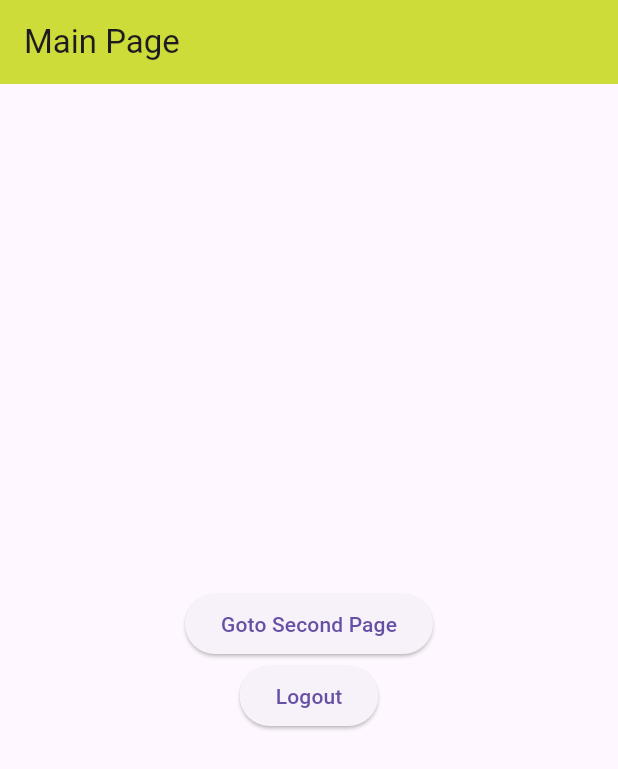
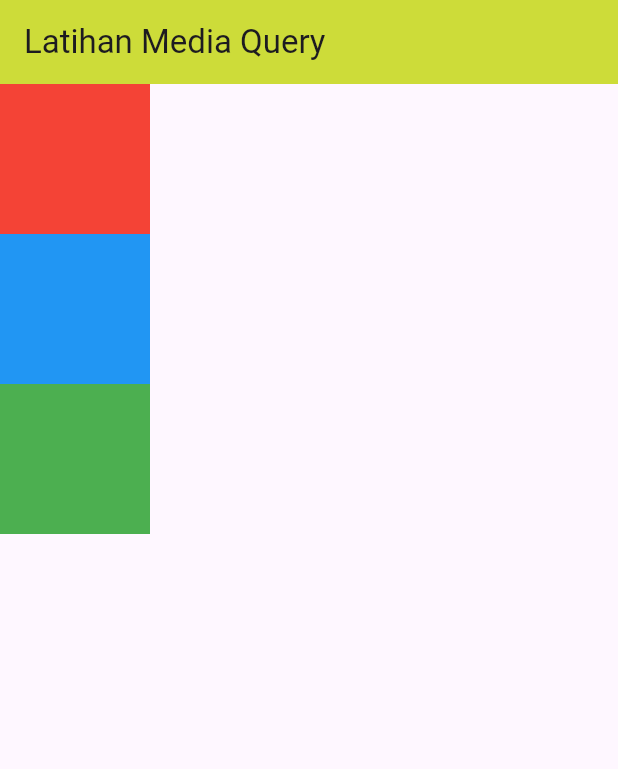
Before and after one commit to yabsiraditya/learn-flutter, a Flutter app: the MainPage screen opened directly, on a phone screen of 412 x 824 dp. Shown: the top 769 px of the screen. Run offline on Flutter 3.47's test engine with Material 3 defaults, Android fonts, the phone set to English and light mode, and no system bars.

Commit message:
day 7 learn-flutter Media Query Responsive

```diff
--- a/lib/mainPage.dart
+++ b/lib/mainPage.dart
@@ -1,37 +1,40 @@
 import 'package:flutter/material.dart';
-import 'package:learn_flutter/loginPage.dart';
-import 'package:learn_flutter/secondPage.dart';
 
 class MainPage extends StatelessWidget {
   @override
   Widget build(BuildContext context) {
     return Scaffold(
       appBar: AppBar(
-        title: Text("Main Page"),
+        title: Text("Latihan Media Query"),
         backgroundColor: Colors.lime,
       ),
-      body: Center(
-        child: Column(
-          mainAxisAlignment: MainAxisAlignment.center,
-          children: <Widget>[
-            ElevatedButton(
-                onPressed: () {
-                  Navigator.push(context, MaterialPageRoute(builder: (context) {
-                    return SecondPage();
-                  }));
-                },
-                child: Text("Goto Second Page")),
-            ElevatedButton(
-                onPressed: () {
-                  Navigator.pushReplacement(context,
-                      MaterialPageRoute(builder: (context) {
-                    return LoginPage();
-                  }));
-                },
-                child: Text("Logout")),
-          ],
-        ),
-      ),
+      body: (MediaQuery.of(context).orientation == Orientation.portrait)
+          ? Column(
+              children: generateContainer,
+            )
+          : Row(
+              children: generateContainer,
+            ),
     );
   }
+
+  List<Widget> get generateContainer {
+    return <Widget>[
+      Container(
+        color: Colors.red,
+        width: 100,
+        height: 100,
+      ),
+      Container(
+        color: Colors.blue,
+        width: 100,
+        height: 100,
+      ),
+      Container(
+        color: Colors.green,
+        width: 100,
+        height: 100,
+      ),
+    ];
+  }
 }
```
Also changed, not shown: lib/main.dart (+3 -49 lines).
